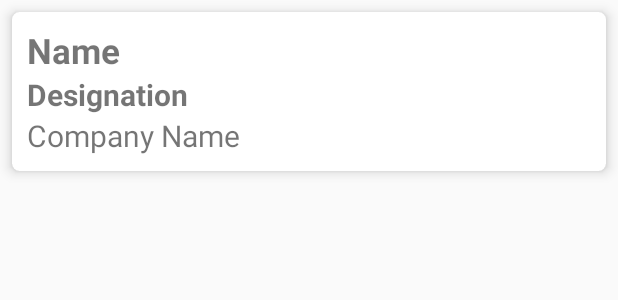
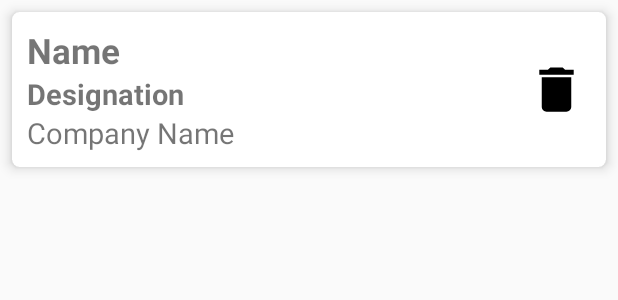
Before and after one commit to LowSpeeddevelopers/Easy_Business_Card_Final, an Android app: the layout saved_card_item.xml on its own in the app's theme, with its tools: preview values and no code run, on a phone screen of 412 x 824 dp. Shown: the top 300 px of the screen. Run offline under Robolectric (Android 15) with nearby library versions, the phone set to English and light mode, and no system bars.

Commit message:
Data Delete

```diff
--- /dev/null
+++ b/app/src/main/res/drawable/ic_delete_black_24dp.xml
@@ -0,0 +1,9 @@
+<vector xmlns:android="http://schemas.android.com/apk/res/android"
+        android:width="24dp"
+        android:height="24dp"
+        android:viewportWidth="24.0"
+        android:viewportHeight="24.0">
+    <path
+        android:fillColor="#FF000000"
+        android:pathData="M6,19c0,1.1 0.9,2 2,2h8c1.1,0 2,-0.9 2,-2V7H6v12zM19,4h-3.5l-1,-1h-5l-1,1H5v2h14V4z"/>
+</vector>
--- a/app/src/main/res/layout/activity_main.xml
+++ b/app/src/main/res/layout/activity_main.xml
@@ -21,7 +21,8 @@
         <FrameLayout
             android:id="@+id/container"
             android:layout_width="match_parent"
-            android:layout_height="match_parent">
+            android:layout_height="0dp"
+            android:layout_weight="1" />
 
         <com.google.android.material.bottomnavigation.BottomNavigationView
             android:id="@+id/bottom_navigation"
@@ -32,7 +33,6 @@
             app:itemIconTint="@android:color/white"
             app:itemTextColor="@android:color/white"
             app:menu="@menu/bottom_nav_menu" />
-        </FrameLayout>
     </LinearLayout>
     <com.google.android.material.navigation.NavigationView
         android:id="@+id/nav_view"
--- a/app/src/main/res/layout/saved_card_item.xml
+++ b/app/src/main/res/layout/saved_card_item.xml
@@ -10,16 +10,23 @@
         android:layout_margin="8dp"
         card_view:cardElevation="5dp"
         card_view:cardCornerRadius="5dp">
+
         <LinearLayout
             android:layout_width="match_parent"
+            android:layout_height="wrap_content"
+            android:orientation="horizontal">
+
+            <LinearLayout
+                android:layout_width="0dp"
                 android:layout_height="match_parent"
+                android:layout_weight="1"
                 android:padding="10dp"
                 android:orientation="vertical">
                 <TextView
                     android:id="@+id/tv_item_name"
                     android:layout_width="wrap_content"
                     android:layout_height="wrap_content"
-                android:textSize="23sp"
+                    android:textSize="@dimen/_18sdp"
                     android:textStyle="bold"
                     android:text="Name"
                     />
@@ -27,7 +34,7 @@
                     android:id="@+id/tv_item_designation"
                     android:layout_width="wrap_content"
                     android:layout_height="wrap_content"
-                android:textSize="20sp"
+                    android:textSize="@dimen/_15sdp"
                     android:textStyle="bold"
                     android:text="Designation"
                     />
@@ -35,11 +42,28 @@
                     android:id="@+id/tv_item_company_name"
                     android:layout_width="wrap_content"
                     android:layout_height="wrap_content"
-                android:textSize="20sp"
+                    android:textSize="@dimen/_15sdp"
                     android:text="Company Name"
                     />
             </LinearLayout>
 
+            <LinearLayout
+                android:layout_width="wrap_content"
+                android:layout_height="match_parent" >
+
+                <ImageView
+                    android:id="@+id/iv_delete"
+                    android:layout_width="@dimen/_30sdp"
+                    android:layout_height="@dimen/_30sdp"
+                    android:layout_margin="@dimen/_10sdp"
+                    android:layout_gravity="center"
+                    android:src="@drawable/ic_delete_black_24dp" />
+
+            </LinearLayout>
+
+        </LinearLayout>
+
+
     </androidx.cardview.widget.CardView>
 
 </LinearLayout>
```
Also changed, not shown: app/src/main/java/com/nexttech/easybusinesscard/Activity/ViewActivity.java (+6 -2 lines), app/src/main/java/com/nexttech/easybusinesscard/Adapter/CardListAdapter.java (+46 -1 lines), app/src/main/java/com/nexttech/easybusinesscard/DB/BusinessCardDb.java (+19 -2 lines), app/src/main/java/com/nexttech/easybusinesscard/Fragments/CollectonsFragment.java (+43 -1 lines). Lines whose indentation alone changed are shown as unchanged.
